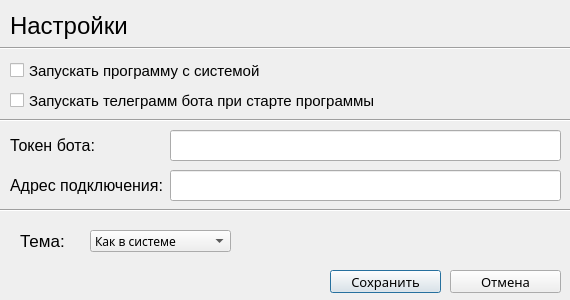
The window that resources/ui/settings_ui.ui (Vanillllla/tg_mine_server_bot) describes before a commit, drawn with Qt 5.
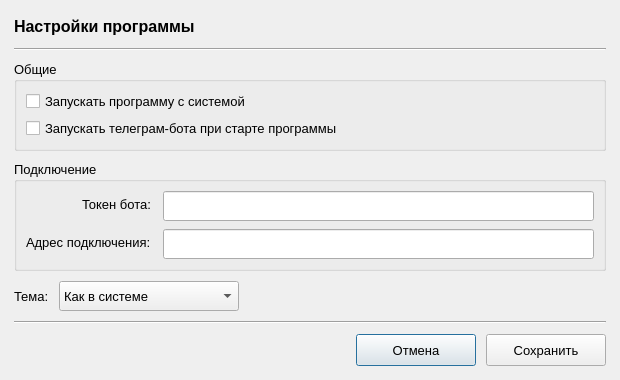
The same window after the commit.

What changed in the file:
```diff
--- a/resources/ui/settings_ui.ui
+++ b/resources/ui/settings_ui.ui
@@ -6,332 +6,250 @@
    <rect>
     <x>0</x>
     <y>0</y>
-    <width>570</width>
-    <height>300</height>
+    <width>620</width>
+    <height>380</height>
    </rect>
   </property>
-  <property name="sizePolicy">
-   <sizepolicy hsizetype="Expanding" vsizetype="Expanding">
-    <horstretch>0</horstretch>
-    <verstretch>0</verstretch>
-   </sizepolicy>
-  </property>
   <property name="minimumSize">
    <size>
-    <width>570</width>
-    <height>300</height>
+    <width>620</width>
+    <height>380</height>
    </size>
   </property>
   <property name="maximumSize">
    <size>
-    <width>855</width>
-    <height>450</height>
-   </size>
-  </property>
-  <property name="sizeIncrement">
-   <size>
-    <width>10</width>
-    <height>100</height>
+    <width>620</width>
+    <height>380</height>
    </size>
   </property>
   <property name="font">
    <font>
-    <family>Microsoft Himalaya</family>
+    <pointsize>10</pointsize>
    </font>
   </property>
   <property name="windowTitle">
    <string>Настройки</string>
   </property>
-  <property name="accessibleName">
-   <string>Настройки</string>
-  </property>
-  <widget class="QCheckBox" name="autostart_checkBox">
-   <property name="geometry">
-    <rect>
-     <x>10</x>
-     <y>60</y>
-     <width>381</width>
-     <height>21</height>
-    </rect>
+  <layout class="QVBoxLayout" name="verticalLayout">
+   <property name="leftMargin">
+    <number>14</number>
    </property>
-   <property name="baseSize">
-    <size>
-     <width>0</width>
-     <height>0</height>
-    </size>
+   <property name="topMargin">
+    <number>14</number>
    </property>
-   <property name="font">
-    <font>
-     <family>Arial</family>
-     <pointsize>11</pointsize>
-     <weight>50</weight>
-     <bold>false</bold>
-    </font>
+   <property name="rightMargin">
+    <number>14</number>
    </property>
-   <property name="text">
-    <string>Запускать программу с системой</string>
+   <property name="bottomMargin">
+    <number>14</number>
    </property>
-  </widget>
-  <widget class="Line" name="line">
-   <property name="geometry">
-    <rect>
-     <x>0</x>
-     <y>40</y>
-     <width>571</width>
-     <height>16</height>
-    </rect>
+   <property name="spacing">
+    <number>10</number>
    </property>
-   <property name="orientation">
-    <enum>Qt::Horizontal</enum>
-   </property>
-  </widget>
-  <widget class="QLabel" name="label">
-   <property name="geometry">
-    <rect>
-     <x>10</x>
-     <y>10</y>
-     <width>281</width>
-     <height>31</height>
-    </rect>
-   </property>
-   <property name="font">
-    <font>
-     <family>Arial</family>
-     <pointsize>18</pointsize>
-    </font>
-   </property>
-   <property name="text">
-    <string>Настройки</string>
-   </property>
-  </widget>
-  <widget class="QPushButton" name="saveOut">
-   <property name="geometry">
-    <rect>
-     <x>330</x>
-     <y>270</y>
-     <width>111</width>
-     <height>23</height>
-    </rect>
-   </property>
-   <property name="font">
-    <font>
-     <family>Microsoft Himalaya</family>
-     <pointsize>10</pointsize>
-    </font>
-   </property>
-   <property name="text">
-    <string>Сохранить</string>
-   </property>
-  </widget>
-  <widget class="QPushButton" name="saveOut_2">
-   <property name="geometry">
-    <rect>
-     <x>450</x>
-     <y>270</y>
-     <width>111</width>
-     <height>23</height>
-    </rect>
-   </property>
-   <property name="font">
-    <font>
-     <family>Microsoft Himalaya</family>
-     <pointsize>10</pointsize>
-    </font>
-   </property>
-   <property name="text">
-    <string>Отмена</string>
-   </property>
-  </widget>
-  <widget class="Line" name="line_2">
-   <property name="geometry">
-    <rect>
-     <x>0</x>
-     <y>110</y>
-     <width>571</width>
-     <height>20</height>
-    </rect>
-   </property>
-   <property name="orientation">
-    <enum>Qt::Horizontal</enum>
-   </property>
-  </widget>
-  <widget class="QCheckBox" name="telegramBot_autostart_checkBox">
-   <property name="geometry">
-    <rect>
-     <x>10</x>
-     <y>90</y>
-     <width>381</width>
-     <height>21</height>
-    </rect>
-   </property>
-   <property name="baseSize">
-    <size>
-     <width>0</width>
-     <height>0</height>
-    </size>
-   </property>
-   <property name="font">
-    <font>
-     <family>Arial</family>
-     <pointsize>11</pointsize>
-     <weight>50</weight>
-     <bold>false</bold>
-    </font>
-   </property>
-   <property name="text">
-    <string>Запускать телеграмм бота при старте программы</string>
-   </property>
-  </widget>
-  <widget class="QLineEdit" name="telegram_bot_token">
-   <property name="geometry">
-    <rect>
-     <x>170</x>
-     <y>130</y>
-     <width>391</width>
-     <height>31</height>
-    </rect>
-   </property>
-   <property name="font">
-    <font>
-     <family>Arial</family>
-     <pointsize>11</pointsize>
-    </font>
-   </property>
-   <property name="inputMask">
-    <string/>
-   </property>
-   <property name="text">
-    <string/>
-   </property>
-   <property name="maxLength">
-    <number>32767</number>
-   </property>
-  </widget>
-  <widget class="QLabel" name="label_3">
-   <property name="geometry">
-    <rect>
-     <x>10</x>
-     <y>130</y>
-     <width>151</width>
-     <height>31</height>
-    </rect>
-   </property>
-   <property name="font">
-    <font>
-     <family>Arial</family>
-     <pointsize>12</pointsize>
-    </font>
-   </property>
-   <property name="text">
-    <string>Токен бота: </string>
-   </property>
-  </widget>
-  <widget class="Line" name="line_3">
-   <property name="geometry">
-    <rect>
-     <x>0</x>
-     <y>200</y>
-     <width>571</width>
-     <height>20</height>
-    </rect>
-   </property>
-   <property name="orientation">
-    <enum>Qt::Horizontal</enum>
-   </property>
-  </widget>
-  <widget class="QLabel" name="label_4">
-   <property name="geometry">
-    <rect>
-     <x>10</x>
-     <y>170</y>
-     <width>161</width>
-     <height>31</height>
-    </rect>
-   </property>
-   <property name="font">
-    <font>
-     <family>Arial</family>
-     <pointsize>12</pointsize>
-    </font>
-   </property>
-   <property name="text">
-    <string>Адрес подключения:</string>
-   </property>
-  </widget>
-  <widget class="QLineEdit" name="serve_host_name">
-   <property name="geometry">
-    <rect>
-     <x>170</x>
-     <y>170</y>
-     <width>391</width>
-     <height>31</height>
-    </rect>
-   </property>
-   <property name="font">
-    <font>
-     <family>Arial</family>
-     <pointsize>11</pointsize>
-    </font>
-   </property>
-   <property name="inputMask">
-    <string/>
-   </property>
-   <property name="text">
-    <string/>
-   </property>
-   <property name="maxLength">
-    <number>32767</number>
-   </property>
-  </widget>
-  <widget class="QLabel" name="label_5">
-   <property name="geometry">
-    <rect>
-     <x>20</x>
-     <y>230</y>
-     <width>61</width>
-     <height>21</height>
-    </rect>
-   </property>
-   <property name="font">
-    <font>
-     <family>Arial</family>
-     <pointsize>13</pointsize>
-    </font>
-   </property>
-   <property name="text">
-    <string>Тема:</string>
-   </property>
-  </widget>
-  <widget class="QComboBox" name="comboBox">
-   <property name="geometry">
-    <rect>
-     <x>90</x>
-     <y>230</y>
-     <width>141</width>
-     <height>22</height>
-    </rect>
-   </property>
    <item>
-    <property name="text">
-     <string>Как в системе</string>
-    </property>
+    <widget class="QLabel" name="label">
+     <property name="font">
+      <font>
+       <pointsize>12</pointsize>
+       <weight>75</weight>
+       <bold>true</bold>
+      </font>
+     </property>
+     <property name="text">
+      <string>Настройки программы</string>
+     </property>
+    </widget>
    </item>
    <item>
-    <property name="text">
-     <string>Тёмная</string>
-    </property>
+    <widget class="Line" name="line">
+     <property name="orientation">
+      <enum>Qt::Horizontal</enum>
+     </property>
+    </widget>
    </item>
    <item>
-    <property name="text">
-     <string>Светлая</string>
-    </property>
+    <widget class="QGroupBox" name="generalGroupBox">
+     <property name="title">
+      <string>Общие</string>
+     </property>
+     <layout class="QVBoxLayout" name="verticalLayout_2">
+      <item>
+       <widget class="QCheckBox" name="autostart_checkBox">
+        <property name="text">
+         <string>Запускать программу с системой</string>
+        </property>
+       </widget>
+      </item>
+      <item>
+       <widget class="QCheckBox" name="telegramBot_autostart_checkBox">
+        <property name="text">
+         <string>Запускать телеграм-бота при старте программы</string>
+        </property>
+       </widget>
+      </item>
+     </layout>
+    </widget>
    </item>
    <item>
-    <property name="text">
-     <string>Зелёная</string>
-    </property>
+    <widget class="QGroupBox" name="connectionGroupBox">
+     <property name="title">
+      <string>Подключение</string>
+     </property>
+     <layout class="QFormLayout" name="formLayout">
+      <property name="labelAlignment">
+       <set>Qt::AlignRight|Qt::AlignTrailing|Qt::AlignVCenter</set>
+      </property>
+      <property name="horizontalSpacing">
+       <number>12</number>
+      </property>
+      <property name="verticalSpacing">
+       <number>8</number>
+      </property>
+      <item row="0" column="0">
+       <widget class="QLabel" name="label_3">
+        <property name="text">
+         <string>Токен бота:</string>
+        </property>
+       </widget>
+      </item>
+      <item row="0" column="1">
+       <widget class="QLineEdit" name="telegram_bot_token">
+        <property name="minimumSize">
+         <size>
+          <width>0</width>
+          <height>30</height>
+         </size>
+        </property>
+       </widget>
+      </item>
+      <item row="1" column="0">
+       <widget class="QLabel" name="label_4">
+        <property name="text">
+         <string>Адрес подключения:</string>
+        </property>
+       </widget>
+      </item>
+      <item row="1" column="1">
+       <widget class="QLineEdit" name="serve_host_name">
+        <property name="minimumSize">
+         <size>
+          <width>0</width>
+          <height>30</height>
+         </size>
+        </property>
+       </widget>
+      </item>
+     </layout>
+    </widget>
    </item>
-  </widget>
+   <item>
+    <layout class="QHBoxLayout" name="horizontalLayout">
+     <property name="spacing">
+      <number>10</number>
+     </property>
+     <item>
+      <widget class="QLabel" name="label_5">
+       <property name="text">
+        <string>Тема:</string>
+       </property>
+      </widget>
+     </item>
+     <item>
+      <widget class="QComboBox" name="comboBox">
+       <property name="minimumSize">
+        <size>
+         <width>180</width>
+         <height>30</height>
+        </size>
+       </property>
+       <item>
+        <property name="text">
+         <string>Как в системе</string>
+        </property>
+       </item>
+       <item>
+        <property name="text">
+         <string>Тёмная</string>
+        </property>
+       </item>
+       <item>
+        <property name="text">
+         <string>Светлая</string>
+        </property>
+       </item>
+       <item>
+        <property name="text">
+         <string>Зелёная</string>
+        </property>
+       </item>
+      </widget>
+     </item>
+     <item>
+      <spacer name="horizontalSpacer">
+       <property name="orientation">
+        <enum>Qt::Horizontal</enum>
+       </property>
+       <property name="sizeHint" stdset="0">
+        <size>
+         <width>40</width>
+         <height>20</height>
+        </size>
+       </property>
+      </spacer>
+     </item>
+    </layout>
+   </item>
+   <item>
+    <widget class="Line" name="line_2">
+     <property name="orientation">
+      <enum>Qt::Horizontal</enum>
+     </property>
+    </widget>
+   </item>
+   <item>
+    <layout class="QHBoxLayout" name="buttonsLayout">
+     <item>
+      <spacer name="horizontalSpacer_2">
+       <property name="orientation">
+        <enum>Qt::Horizontal</enum>
+       </property>
+       <property name="sizeHint" stdset="0">
+        <size>
+         <width>40</width>
+         <height>20</height>
+        </size>
+       </property>
+      </spacer>
+     </item>
+     <item>
+      <widget class="QPushButton" name="saveOut_2">
+       <property name="minimumSize">
+        <size>
+         <width>120</width>
+         <height>32</height>
+        </size>
+       </property>
+       <property name="text">
+        <string>Отмена</string>
+       </property>
+      </widget>
+     </item>
+     <item>
+      <widget class="QPushButton" name="saveOut">
+       <property name="minimumSize">
+        <size>
+         <width>120</width>
+         <height>32</height>
+        </size>
+       </property>
+       <property name="text">
+        <string>Сохранить</string>
+       </property>
+      </widget>
+     </item>
+    </layout>
+   </item>
+  </layout>
  </widget>
  <resources/>
  <connections/>
```
